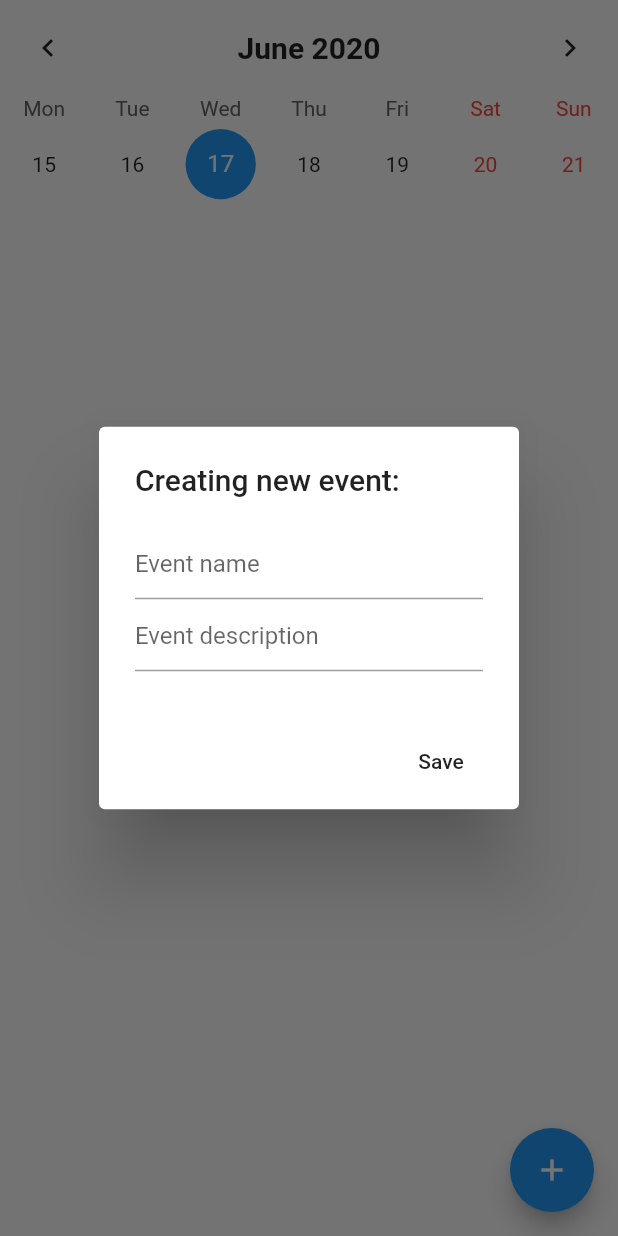
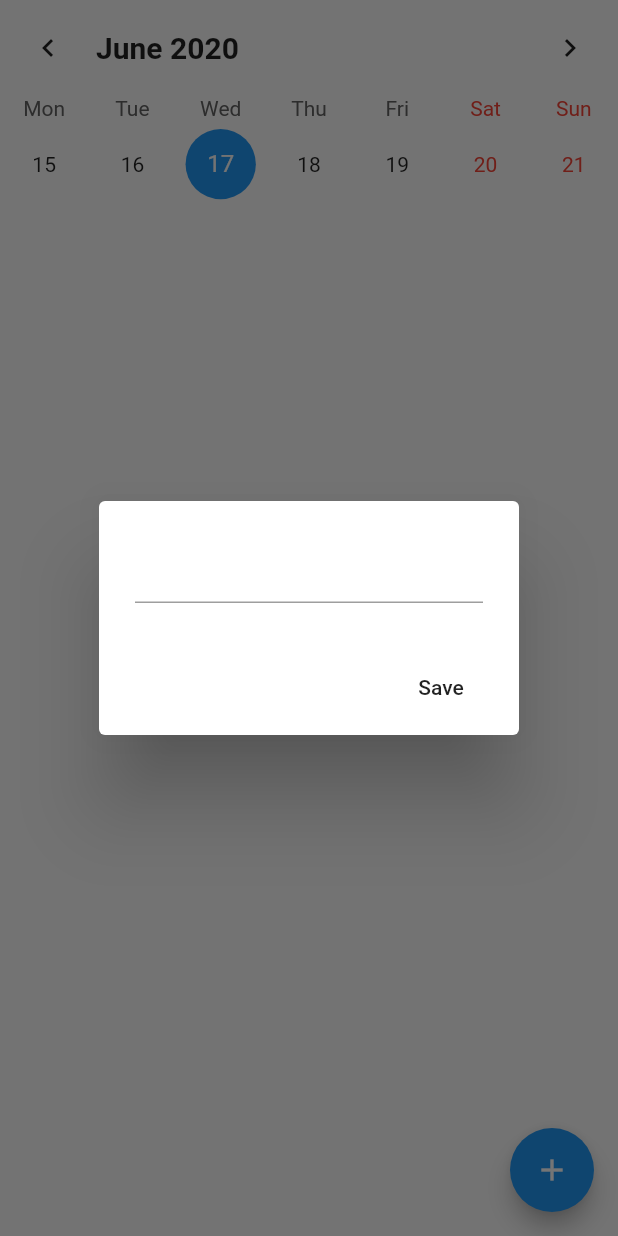
Before and after one commit to CostaHiripis/Project-Inovate, a Flutter app: the CalendarPage screen opened directly, after a tap on the "add" icon, on a phone screen of 412 x 824 dp. Run offline on Flutter 3.47's test engine with Material 2 defaults, Android fonts, the phone set to English and light mode, and no system bars; drawn by our look-alikes of table_calendar; our stand-ins replace cloud_firestore, firebase_auth, flutter_local_notifications, flutter_secure_storage, google_fonts, shared_preferences and 1 more; missing offline and left inert: device_calendar, password; accounts and stored records are empty.

```diff
--- a/lib/calendarpage.dart
+++ b/lib/calendarpage.dart
@@ -1,5 +1,9 @@
+import 'package:CheckOff/timerpage.dart';
+import 'package:device_calendar/device_calendar.dart';
 import 'package:flutter/material.dart';
 import "package:table_calendar/table_calendar.dart";
+import 'package:shared_preferences/shared_preferences.dart';
+import 'timerpage.dart';
 
 //This is the root container for the entire screen, it accepts StfWidg
 class CalendarPage extends StatefulWidget {
@@ -9,25 +13,18 @@ class CalendarPage extends StatefulWidget {
 
 //This is the class in which you can initialize widgets
 class _CalendarPageState extends State<CalendarPage> {
+
   CalendarController _controller;
   Map<DateTime, List<dynamic>> _events;
-  Map<DateTime, List<dynamic>> _eventDescriptions;
-  Map<DateTime, List<dynamic>> _finalEventList;
   TextEditingController _eventController;
-  TextEditingController _eventDescriptionController;
   List<dynamic> _selectedEvents;
-  List<dynamic> _selectedEventsDescription;
 
   @override
   void initState() {
     super.initState();
     _controller = CalendarController();
     _eventController = TextEditingController();
-    _eventDescriptionController = TextEditingController();
     _selectedEvents = [];
-    _selectedEventsDescription = [];
-    _finalEventList = {..._events, ..._eventDescriptions};
-    _eventDescriptions = {};
     _events = {};
   }
 
@@ -85,26 +82,23 @@ class _CalendarPageState extends State<CalendarPage> {
                 //Hide the formatter for week/month
                 formatButtonShowsNext: false,
                 formatButtonVisible: false,
-                centerHeaderTitle: true,
+                centerHeaderTitle: false,
               ),
             ),
-            // ..._finalEventList.map((event, description) => SingleChildScrollView(
-            //       scrollDirection: Axis.vertical,
-            //       child: Column(
-            //         children: <Widget>[
-            //           Card(
-            //               child: ListTile(
-            //             onTap: () {},
-            //             title: Text(event),
-
-            //             subtitle: Text(event),
-
-            //             leading: Icon(Icons.assignment_turned_in),
-            //             trailing: Icon(Icons.more_vert),
-            //           ))
-            //         ],
-            //       ),
-            //     ))
+            ..._selectedEvents.map((event) => SingleChildScrollView(
+                  scrollDirection: Axis.vertical,
+                  child: Column(
+                    children: <Widget>[
+                      Card(
+                          child: ListTile(
+                        onTap: () {},
+                        title: Text(event),
+                        leading: Icon(Icons.assignment_turned_in),
+                        trailing: Icon(Icons.more_vert),
+                      ))
+                    ],
+                  ),
+                ))
           ],
         ),
       ),
@@ -119,31 +113,13 @@ class _CalendarPageState extends State<CalendarPage> {
     showDialog(
         context: context,
         builder: (context) => AlertDialog(
-              title: Text("Creating new event:"),
-              content: Container(
-                constraints: BoxConstraints(
-                  maxHeight: 100.0,
-                ),
-                child: Column(
-                  children: <Widget>[
-                    TextField(
-                      decoration: InputDecoration(hintText: "Event name"),
-                      controller: _eventController,
-                    ),
-                    TextField(
-                      decoration:
-                          InputDecoration(hintText: "Event description"),
-                      controller: _eventDescriptionController,
-                    )
-                  ],
-                ),
+              content: TextField(
+                controller: _eventController,
               ),
               actions: <Widget>[
                 FlatButton(
                   child: Text("Save"),
                   onPressed: () {
-
-                    //Event name handler
                     if (_eventController.text.isEmpty) return;
                     setState(() {
                       if (_events[_controller.selectedDay] != null) {
@@ -157,21 +133,6 @@ class _CalendarPageState extends State<CalendarPage> {
                       _eventController.clear();
                       Navigator.pop(context);
                     });
-
-                    //Event description handler
-                    if (_eventDescriptionController.text.isEmpty) return;
-                    setState(() {
-                      if (_events[_controller.selectedDay] != null) {
-                        _events[_controller.selectedDay]
-                            .add(_eventDescriptionController.text);
-                      } else {
-                        _events[_controller.selectedDay] = [
-                          _eventDescriptionController.text
-                        ];
-                      }
-                      _eventController.clear();
-                      Navigator.pop(context);
-                    });
                   },
                 )
               ],
--- a/pubspec.yaml
+++ b/pubspec.yaml
@@ -40,6 +40,7 @@ dependencies:
   smooth_star_rating: ^1.1.1
   password: ^1.0.0
   flutter_local_notifications: ^1.4.4+1
+  scheduled_notifications: ^1.0.0
 
 dev_dependencies:
   flutter_test:
```
Also changed, not shown: lib/notificationsPage.dart (+7 -8 lines), pubspec.lock, 1 other file.
